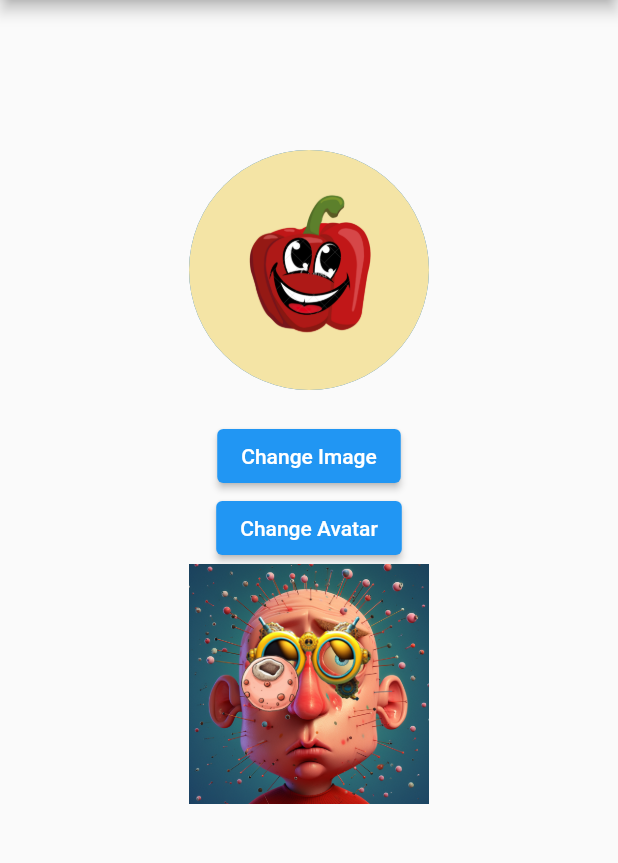
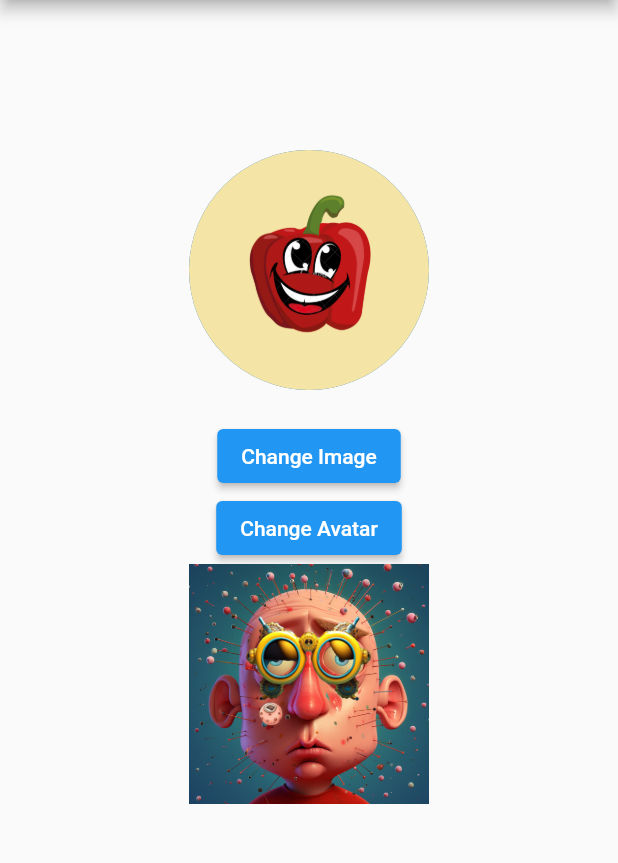
Before and after one commit to IvettB/Avatars, a Flutter app: the screen it shows after launch, on a phone screen of 412 x 824 dp, the part 84-947 px from its top. Run offline on Flutter 3.47's test engine with Material 2 defaults, Android fonts, the light colour scheme and no system bars.

Commit message:
pimple and glasses sized and placed

```diff
--- a/lib/main.dart
+++ b/lib/main.dart
@@ -100,12 +100,12 @@ class _MyAppState extends State<MyApp> {
                     ),
                   ),
                   Positioned(
-                    top: 55,
-                    left: 30,
+                    top: 75,
+                    left: 45,
                     child: Image.asset(
                       //absolute path to image on my computer(tanner) the relative path wasn't working. Needs more debugging.
                       'lib/images/pimples/avatar-pimples-1.png',
-                      width: 50,
+                      width: 20,
                       height: 50,
                     ),
                   ),
```
